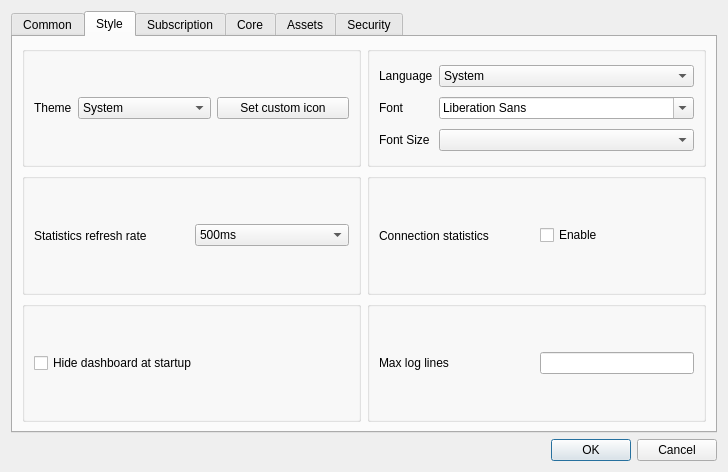
This is include/ui/setting/dialog_basic_settings.ui in shengmo0210/Throne as Qt 5 draws it before an edit. The edited form follows.
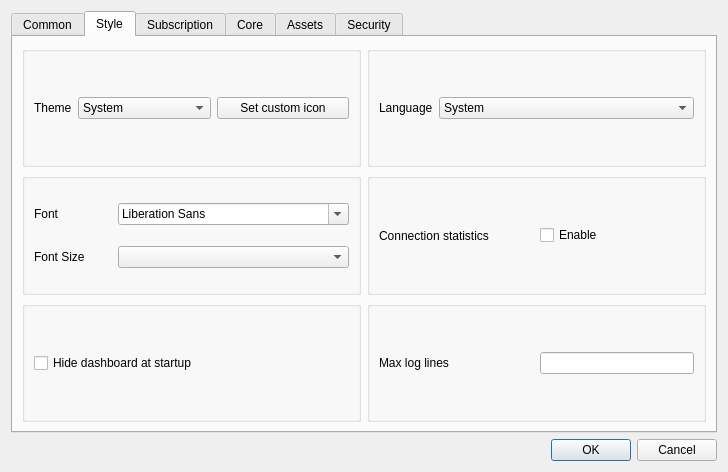
This is the edited form. The open tabs and pages were chosen to show the change. Custom widgets are drawn as their Qt base class.

The edit to the form file:
```diff
--- a/include/ui/setting/dialog_basic_settings.ui
+++ b/include/ui/setting/dialog_basic_settings.ui
@@ -209,48 +209,27 @@
         <layout class="QHBoxLayout" name="style_h_2">
          <item>
           <widget class="QGroupBox" name="traffic_statistics_box">
-           <layout class="QHBoxLayout" name="horizontalLayout_3">
-            <item>
-             <widget class="QLabel" name="label_16">
+           <layout class="QGridLayout" name="gridLayout_8">
+            <item row="0" column="0">
+             <widget class="QLabel" name="label_2">
               <property name="text">
-               <string>Statistics refresh rate</string>
+               <string>Font</string>
               </property>
              </widget>
             </item>
-            <item>
-             <widget class="QComboBox" name="rfsh_r">
-              <item>
-               <property name="text">
-                <string notr="true">500ms</string>
-               </property>
-              </item>
-              <item>
-               <property name="text">
-                <string notr="true">1s</string>
-               </property>
-              </item>
-              <item>
-               <property name="text">
-                <string notr="true">2s</string>
-               </property>
-              </item>
-              <item>
-               <property name="text">
-                <string notr="true">3s</string>
-               </property>
-              </item>
-              <item>
-               <property name="text">
-                <string notr="true">5s</string>
-               </property>
-              </item>
-              <item>
-               <property name="text">
-                <string>Off</string>
-               </property>
-              </item>
+            <item row="0" column="1">
+             <widget class="QFontComboBox" name="font"/>
+            </item>
+            <item row="1" column="0">
+             <widget class="QLabel" name="label_5">
+              <property name="text">
+               <string>Font Size</string>
+              </property>
              </widget>
             </item>
+            <item row="1" column="1">
+             <widget class="QComboBox" name="font_size"/>
+            </item>
            </layout>
           </widget>
          </item>
@@ -397,20 +376,6 @@
               </item>
              </widget>
             </item>
-            <item row="2" column="0">
-             <widget class="QLabel" name="label_5">
-              <property name="text">
-               <string>Font Size</string>
-              </property>
-             </widget>
-            </item>
-            <item row="1" column="0">
-             <widget class="QLabel" name="label_2">
-              <property name="text">
-               <string>Font</string>
-              </property>
-             </widget>
-            </item>
             <item row="0" column="0">
              <widget class="QLabel" name="label_15">
               <property name="sizePolicy">
@@ -424,12 +389,6 @@
               </property>
              </widget>
             </item>
-            <item row="1" column="2">
-             <widget class="QFontComboBox" name="font"/>
-            </item>
-            <item row="2" column="2">
-             <widget class="QComboBox" name="font_size"/>
-            </item>
            </layout>
           </widget>
          </item>
```
